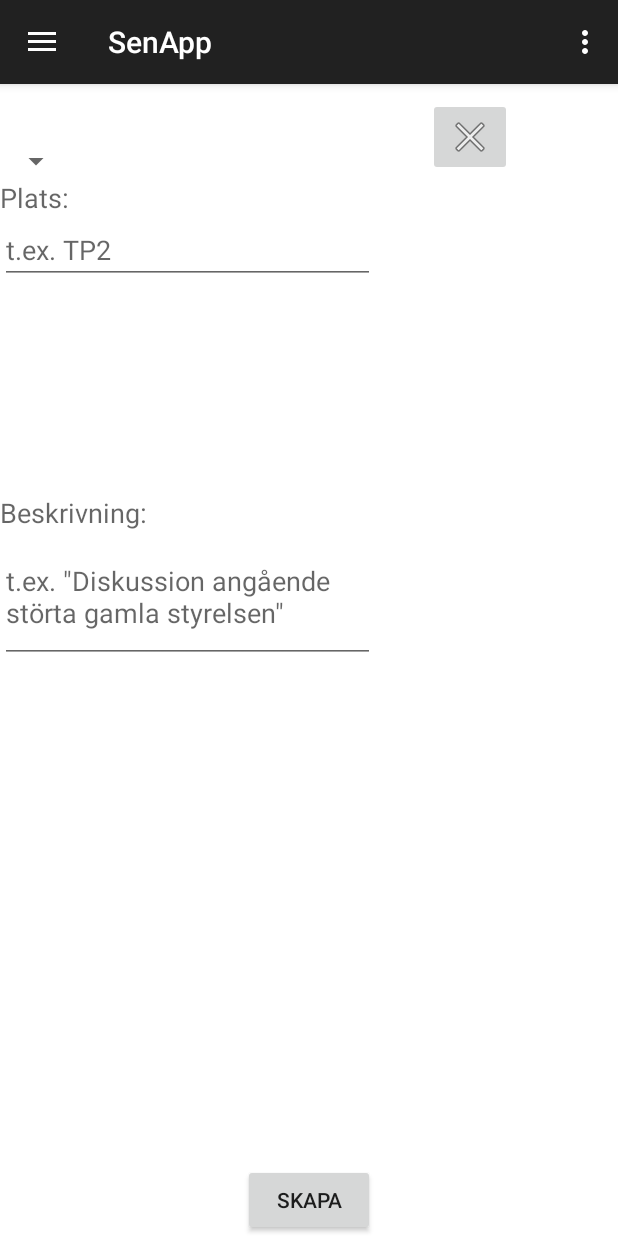
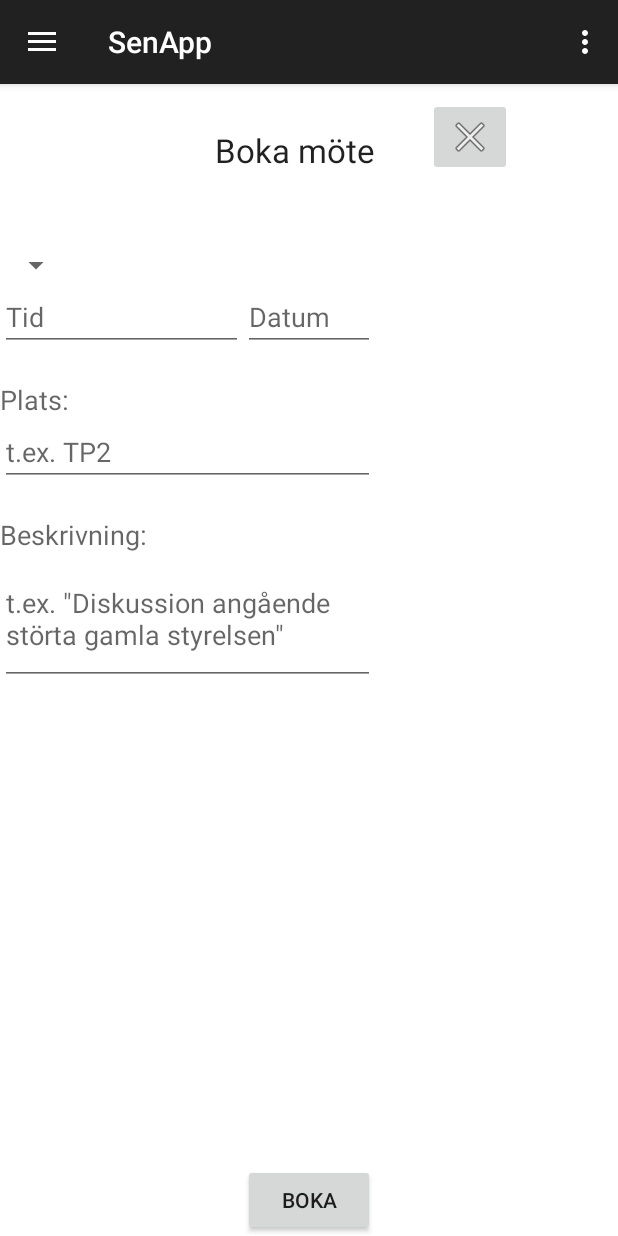
Before and after one commit to ettlitetlov/Drawer.senApp, an Android app: the fragment BookAMeeting placed in its activity, on a phone screen of 412 x 824 dp. Run offline under Robolectric (Android 15) with nearby library versions, the phone set to English and light mode, and no system bars.

Commit message:
Lite edeting i book a meeting, fixat layouten något där

```diff
--- a/app/src/main/java/com/example/axel/drawer/BookAMeeting.java
+++ b/app/src/main/java/com/example/axel/drawer/BookAMeeting.java
@@ -76,4 +76,6 @@
         return view;
     }
 
+
+
 }
--- /dev/null
+++ b/app/src/main/java/com/example/axel/drawer/BookMeetingFragment.java
@@ -0,0 +1,29 @@
+package com.example.axel.drawer;
+
+
+import android.os.Bundle;
+import android.support.v4.app.Fragment;
+import android.view.LayoutInflater;
+import android.view.View;
+import android.view.ViewGroup;
+
+
+/**
+ * A simple {@link Fragment} subclass.
+ */
+public class BookMeetingFragment extends Fragment {
+
+
+    public BookMeetingFragment() {
+        // Required empty public constructor
+    }
+
+
+    @Override
+    public View onCreateView(LayoutInflater inflater, ViewGroup container,
+                             Bundle savedInstanceState) {
+        // Inflate the layout for this fragment
+        return inflater.inflate(R.layout.fragment_book_meeting, container, false);
+    }
+
+}
--- a/app/src/main/java/com/example/axel/drawer/MainActivity.java
+++ b/app/src/main/java/com/example/axel/drawer/MainActivity.java
@@ -72,7 +72,7 @@
 
         return super.onOptionsItemSelected(item);
     }
-    //bajs
+
     @SuppressWarnings("StatementWithEmptyBody")
     @Override
     public boolean onNavigationItemSelected(MenuItem item) {
--- a/app/src/main/res/layout/fragment_book_ameeting.xml
+++ b/app/src/main/res/layout/fragment_book_ameeting.xml
@@ -11,10 +11,10 @@
              android:layout_width="wrap_content"
              android:layout_height="wrap_content"
              android:id="@+id/chooseGroup"
-             android:spinnerMode="dropdown"
-             android:layout_below="@+id/meny"
+             android:spinnerMode="dialog"
+             android:layout_below="@+id/Titel"
              android:layout_alignParentStart="true"
-             android:layout_marginTop="30dp" />
+             android:layout_marginTop="50dp" />
 
          <TextView
              android:layout_width="wrap_content"
@@ -22,8 +22,9 @@
              android:textAppearance="?android:attr/textAppearanceMedium"
              android:text="Plats:"
              android:id="@+id/place"
-             android:layout_below="@+id/chooseGroup"
-             android:layout_alignParentStart="true" />
+             android:layout_below="@+id/add_time"
+             android:layout_alignParentStart="true"
+             android:layout_marginTop="20dp" />
 
          <EditText
              android:layout_width="250dp"
@@ -41,7 +42,7 @@
              android:id="@+id/descriptionMeeting"
              android:layout_below="@+id/editText3"
              android:layout_alignParentStart="true"
-             android:layout_marginTop="140dp" />
+             android:layout_marginTop="20dp" />
 
          <EditText
              android:layout_width="250dp"
@@ -66,9 +67,43 @@
          <Button
              android:layout_width="wrap_content"
              android:layout_height="wrap_content"
-             android:text="Skapa"
+             android:text="Boka"
              android:id="@+id/createMeeting"
              android:layout_alignParentBottom="true"
-             android:layout_centerHorizontal="true" />
+             android:layout_centerHorizontal="true"
+             android:nestedScrollingEnabled="false" />
 
-     </RelativeLayout>
+    <EditText
+        android:layout_width="wrap_content"
+        android:layout_height="wrap_content"
+        android:inputType="time"
+        android:ems="10"
+        android:id="@+id/add_time"
+        android:layout_below="@+id/chooseGroup"
+        android:layout_alignParentStart="true"
+        android:autoText="false"
+        android:hint="Tid"
+        android:layout_toStartOf="@+id/createMeeting" />
+
+    <EditText
+        android:layout_width="wrap_content"
+        android:layout_height="wrap_content"
+        android:inputType="date"
+        android:ems="10"
+        android:id="@+id/add_Date"
+        android:layout_alignBottom="@+id/add_time"
+        android:layout_alignEnd="@+id/editText3"
+        android:layout_toEndOf="@+id/add_time"
+        android:hint="Datum"/>
+
+    <TextView
+        android:layout_width="wrap_content"
+        android:layout_height="wrap_content"
+        android:textAppearance="?android:attr/textAppearanceLarge"
+        android:text="Boka möte"
+        android:id="@+id/Titel"
+        android:layout_below="@+id/Meny"
+        android:layout_alignEnd="@+id/createMeeting"
+        android:layout_marginTop="20dp" />
+
+</RelativeLayout>
--- /dev/null
+++ b/app/src/main/res/layout/fragment_book_meeting.xml
@@ -0,0 +1,13 @@
+<FrameLayout xmlns:android="http://schemas.android.com/apk/res/android"
+    xmlns:tools="http://schemas.android.com/tools"
+    android:layout_width="match_parent"
+    android:layout_height="match_parent"
+    tools:context="com.example.axel.drawer.BookMeetingFragment">
+
+    <!-- TODO: Update blank fragment layout -->
+    <TextView
+        android:layout_width="match_parent"
+        android:layout_height="match_parent"
+        android:text="@string/hello_blank_fragment" />
+
+</FrameLayout>
```
